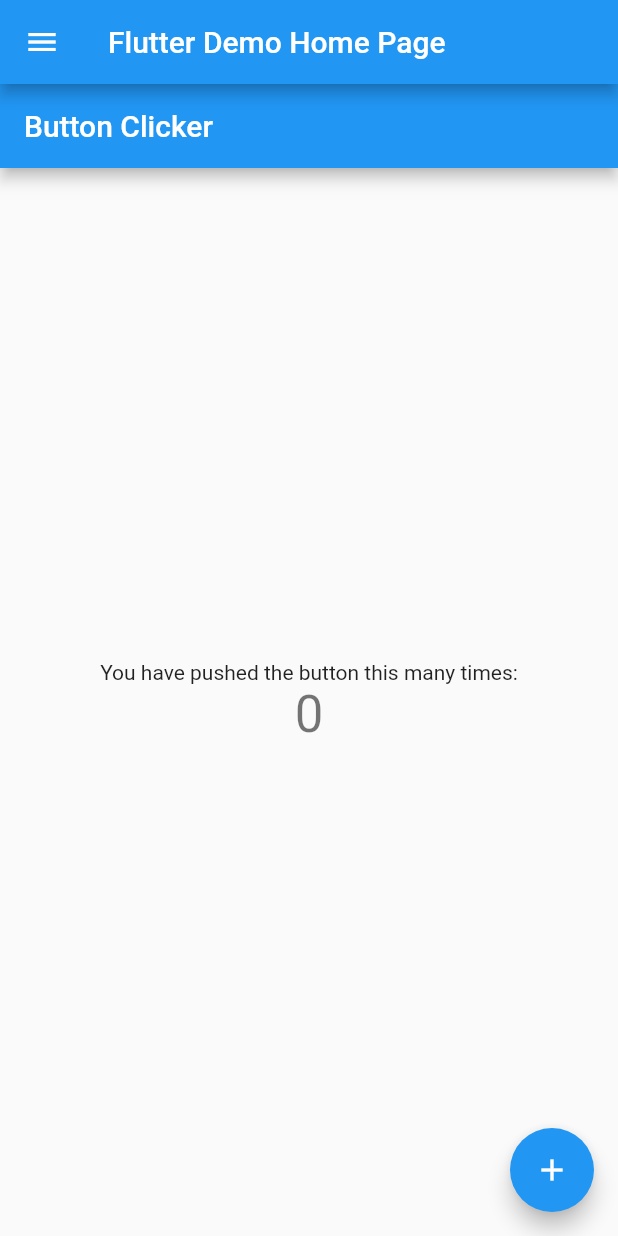
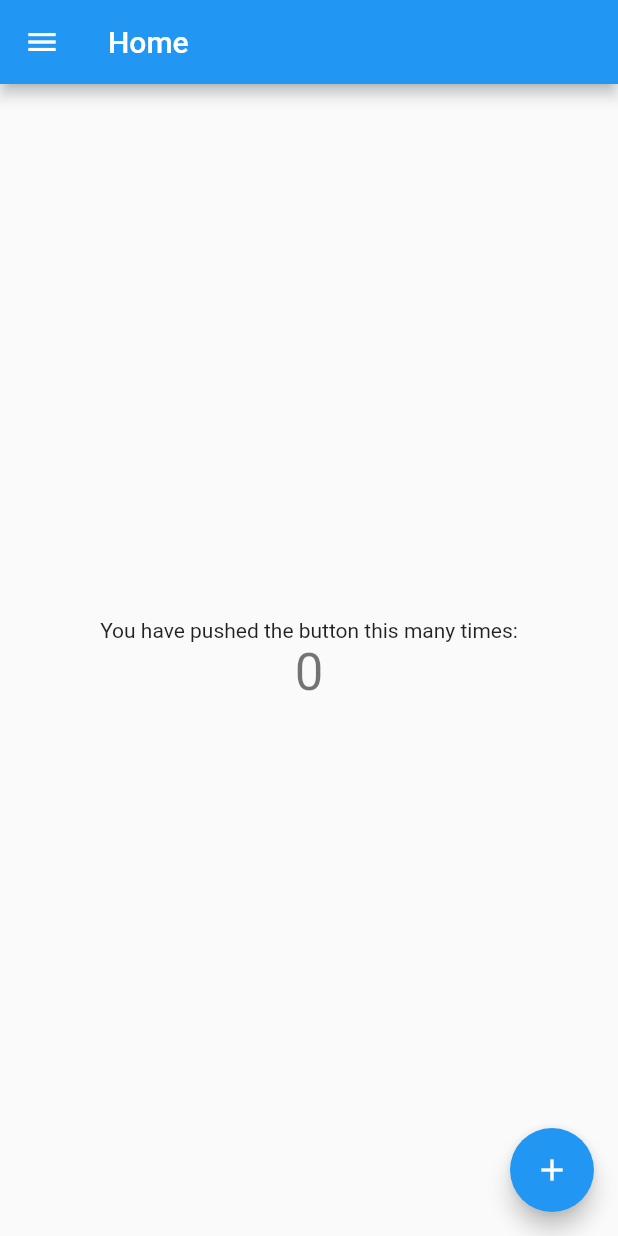
Before and after one commit to Drilbur-CST126/Zoo-App, a Flutter app: the screen it shows after launch, on a phone screen of 412 x 824 dp. Run offline on Flutter 3.47's test engine with Material 2 defaults, Android fonts, the phone set to English and light mode, and no system bars; our stand-ins replace test_api.

```diff
--- a/lib/Clicker.dart
+++ b/lib/Clicker.dart
@@ -16,9 +16,6 @@ class ClickerState extends State<Clicker>{
   @override
   Widget build(BuildContext context) {
     return Scaffold(
-        appBar: AppBar(
-            title: Text('Button Clicker')
-        ),
       body: Center(
         child: Column(
           mainAxisAlignment: MainAxisAlignment.center,
--- a/lib/main.dart
+++ b/lib/main.dart
@@ -1,4 +1,5 @@
 import 'package:flutter/material.dart';
+import 'package:zoo_app/AnimalList/AnimalListHead.dart';
 import 'package:zoo_app/Clicker.dart';
 import 'package:zoo_app/DrawerItem.dart';
 import 'package:zoo_app/MissingPage.dart';
@@ -103,7 +104,7 @@ MyHomePage({Key key, this.title, @required this.controller}) : super(key: key);
   final drawerItems = [
     new DrawerItem("Home", Icons.home),
     new DrawerItem("Animals", Icons.image),
-    new DrawerItem("Map", Icons.map),
+    new DrawerItem("Selector", Icons.book),
   ];
 
   final String title;
@@ -125,9 +126,10 @@ class _MyHomePageState extends State<MyHomePage> {
         return new AnimalListPage(controller: widget.controller);
         break;
       case 2:
-        return new MissingPage();
+        return new AnimalListHead();
         break;
       default:
+        return new MissingPage();
         break;
     }
   }
@@ -154,7 +156,7 @@ class _MyHomePageState extends State<MyHomePage> {
     return Scaffold(
       key: Key("MainAppScaffold"),
       appBar: AppBar(
-        title: Text(widget.title),
+        title: Text(widget.drawerItems[_selectedDrawerIndex].title),
       ),
       drawer: new Drawer(
         child: new Column(
```
Also changed, not shown: lib/AnimalList/AnimalListFamily.dart (added, +20 -0 lines), lib/AnimalList/AnimalListHead.dart (added, +44 -0 lines), lib/AnimalList/AnimalListRegion.dart (added, +20 -0 lines).
